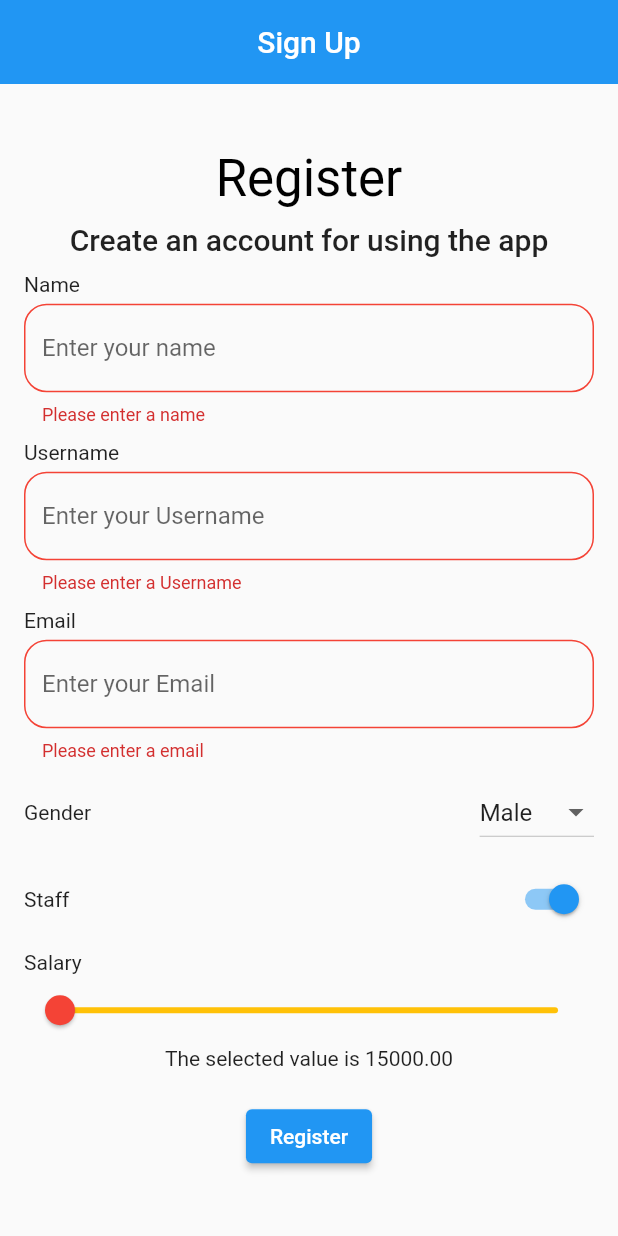
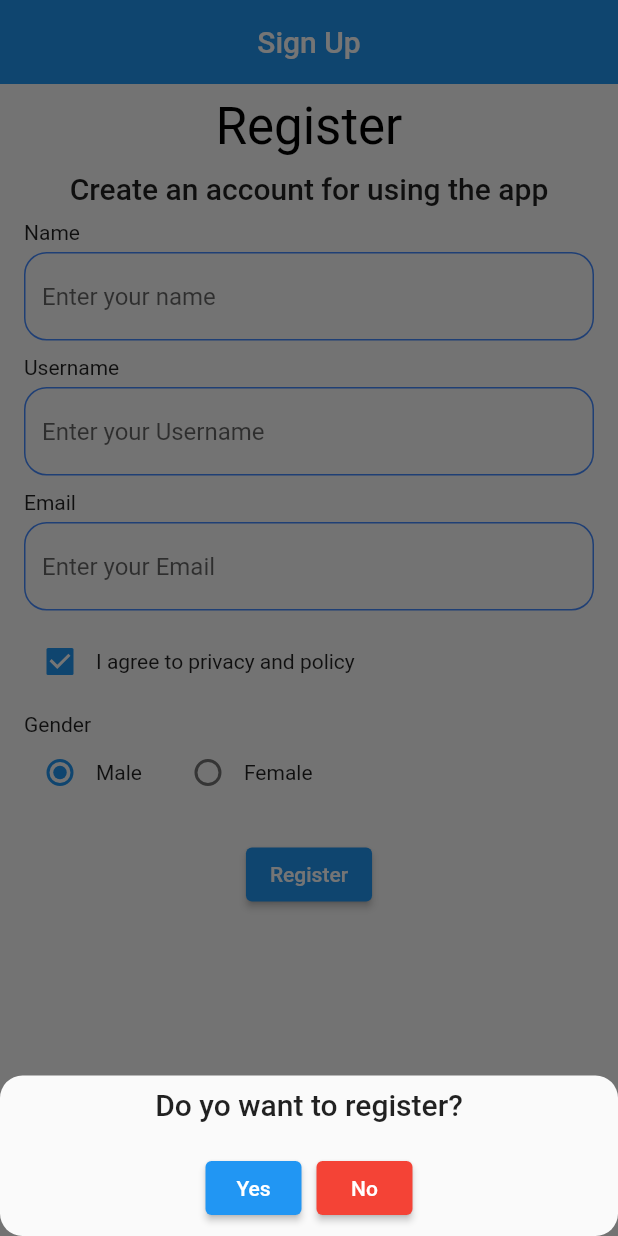
Before and after one commit to IchinoseBinit/form_application, a Flutter app: the screen it shows after launch, after a tap on "Register", on a phone screen of 412 x 824 dp. Run offline on Flutter 3.47's test engine with Material 2 defaults, Android fonts, the phone set to English and light mode, and no system bars.

Commit message:
added bottom sheet radio button and checkboxes

```diff
--- a/lib/screens/register_screen.dart
+++ b/lib/screens/register_screen.dart
@@ -1,6 +1,9 @@
 import 'package:flutter/material.dart';
 import 'package:form_application/constants/constant.dart';
+import 'package:form_application/utils/general_bottom_sheet.dart';
+import 'package:form_application/widgets/general_check_box.dart';
 import 'package:form_application/widgets/general_drop_down.dart';
+import 'package:form_application/widgets/general_radio_button.dart';
 import 'package:form_application/widgets/general_swtich.dart';
 import 'package:form_application/widgets/general_text_field.dart';
 
@@ -13,14 +16,18 @@ class RegisterScreen extends StatelessWidget {
   final usernameController = TextEditingController();
   final emailController = TextEditingController();
   final genderController = TextEditingController();
+  final checkBoxController = TextEditingController();
 
-  changeValue(value) {
+  changeGenderValue(value) {
     genderController.text = value;
+  }
+
+  changeCheckBoxValue(bool value) {
+    checkBoxController.text = value ? "Accepted" : "Not Accepted";
   }
 
   @override
   Widget build(BuildContext context) {
-    // addDropDownValues();
     return Scaffold(
       appBar: AppBar(
         title: const Text("Sign Up"),
@@ -31,6 +38,7 @@ class RegisterScreen extends StatelessWidget {
         padding: basePadding,
         child: Form(
           key: formKey,
+          child: SingleChildScrollView(
             child: Column(
               mainAxisAlignment: MainAxisAlignment.center,
               crossAxisAlignment: CrossAxisAlignment.start,
@@ -83,30 +91,53 @@ class RegisterScreen extends StatelessWidget {
                   validate: (value) =>
                       value!.trim().isEmpty ? "Please enter a email" : null,
                 ),
+                // getSizedBox(10),
+                // Row(
+                //   mainAxisAlignment: MainAxisAlignment.spaceBetween,
+                //   children: [
+                //     const Text("Gender"),
+                //     GeneralDropDown(changeValue),
+                //   ],
+                // ),
+                // getSizedBox(10),
+                // Row(
+                //   mainAxisAlignment: MainAxisAlignment.spaceBetween,
+                //   children: const [
+                //     Text("Staff"),
+                //     GeneralSwitch(),
+                //   ],
+                // ),
+                // getSizedBox(10),
+                // const Text("Salary"),
+                // const CustomSlider(),
                 getSizedBox(10),
                 Row(
-                mainAxisAlignment: MainAxisAlignment.spaceBetween,
                   children: [
-                  const Text("Gender"),
-                  GeneralDropDown(changeValue),
+                    GeneralCheckBox(changeCheckBoxValue),
+                    const Text("I agree to privacy and policy"),
                   ],
                 ),
                 getSizedBox(10),
-              Row(
-                mainAxisAlignment: MainAxisAlignment.spaceBetween,
-                children: const [
-                  Text("Staff"),
-                  GeneralSwitch(),
-                ],
-              ),
-              getSizedBox(10),
-              const Text("Salary"),
-              const CustomSlider(),
+                const Text("Gender"),
+                GeneralRadioButton(changeGenderValue),
                 getSizedBox(20),
                 Center(
                   child: ElevatedButton(
-                  onPressed: () {
-                    if (formKey.currentState!.validate()) {}
+                    onPressed: () async {
+                      // if (formKey.currentState!.validate()) {
+                      final toRegister =
+                          await GeneralBottomSheet().customBottomSheet(context);
+                      if (toRegister != null) {
+                        if (toRegister) {
+                          print("The name is " + nameController.text);
+                          print("The username is " + usernameController.text);
+                          print("The email is " + emailController.text);
+                          print("The gender is " + genderController.text);
+                          print("The privacy policy is " +
+                              checkBoxController.text);
+                        }
+                      }
+                      // }
                     },
                     child: const Text(
                       "Register",
@@ -114,6 +145,7 @@ class RegisterScreen extends StatelessWidget {
                   ),
                 )
               ],
+            ),
           ),
         ),
       ),
--- /dev/null
+++ b/lib/utils/general_bottom_sheet.dart
@@ -0,0 +1,54 @@
+import 'package:flutter/material.dart';
+import 'package:form_application/constants/constant.dart';
+
+class GeneralBottomSheet {
+  customBottomSheet(BuildContext context) async {
+    return await showModalBottomSheet(
+      context: context,
+      isDismissible: false,
+      shape: RoundedRectangleBorder(
+        borderRadius: BorderRadius.circular(15),
+      ),
+      builder: (context) {
+        return Padding(
+          padding: basePadding,
+          child: Column(
+            mainAxisSize: MainAxisSize.min,
+            children: [
+              Text(
+                "Do yo want to register?",
+                style: Theme.of(context).textTheme.headline6,
+              ),
+              const SizedBox(
+                height: 20,
+              ),
+              Row(
+                mainAxisAlignment: MainAxisAlignment.center,
+                children: [
+                  ElevatedButton(
+                    onPressed: () {
+                      Navigator.of(context).pop(true);
+                    },
+                    child: const Text("Yes"),
+                  ),
+                  const SizedBox(
+                    width: 10,
+                  ),
+                  ElevatedButton(
+                    onPressed: () {
+                      Navigator.of(context).pop(false);
+                    },
+                    style: ElevatedButton.styleFrom(
+                      primary: Colors.red,
+                    ),
+                    child: const Text("No"),
+                  ),
+                ],
+              )
+            ],
+          ),
+        );
+      },
+    );
+  }
+}
--- /dev/null
+++ b/lib/widgets/general_check_box.dart
@@ -0,0 +1,34 @@
+import 'package:flutter/material.dart';
+
+class GeneralCheckBox extends StatefulWidget {
+  const GeneralCheckBox(this.function, {Key? key}) : super(key: key);
+
+  final Function(bool) function;
+
+  @override
+  _GeneralCheckBoxState createState() => _GeneralCheckBoxState();
+}
+
+class _GeneralCheckBoxState extends State<GeneralCheckBox> {
+  late bool isAgreed;
+
+  @override
+  void initState() {
+    // TODO: implement initState
+    super.initState();
+    isAgreed = true;
+    widget.function(isAgreed);
+  }
+
+  @override
+  Widget build(BuildContext context) {
+    return Checkbox(
+        value: isAgreed,
+        onChanged: (value) {
+          setState(() {
+            isAgreed = value!;
+          });
+          widget.function(value!);
+        });
+  }
+}
--- a/lib/widgets/general_drop_down.dart
+++ b/lib/widgets/general_drop_down.dart
@@ -1,9 +1,9 @@
 import 'package:flutter/material.dart';
 
 class GeneralDropDown extends StatefulWidget {
-  const GeneralDropDown(this.function, {Key? key}) : super(key: key);
+  const GeneralDropDown(this.method, {Key? key}) : super(key: key);
 
-  final Function(String) function;
+  final Function(String) method;
 
   @override
   State<GeneralDropDown> createState() => _GeneralDropDownState();
@@ -21,12 +21,12 @@ class _GeneralDropDownState extends State<GeneralDropDown> {
     ),
   ];
 
-  late String selectedValue;
+  String? selectedValue;
 
   @override
   void initState() {
     super.initState();
-    selectedValue = "Male";
+    // selectedValue = "Male";
   }
 
   @override
@@ -36,7 +36,7 @@ class _GeneralDropDownState extends State<GeneralDropDown> {
       onChanged: (value) {
         setState(() {
           selectedValue = value!;
-          widget.function(value);
+          widget.method(value);
         });
       },
       hint: const Text("Gender"),
--- /dev/null
+++ b/lib/widgets/general_radio_button.dart
@@ -0,0 +1,48 @@
+import 'package:flutter/material.dart';
+
+class GeneralRadioButton extends StatefulWidget {
+  const GeneralRadioButton(this.function, {Key? key}) : super(key: key);
+
+  final Function(String) function;
+
+  @override
+  _GeneralRadioButtonState createState() => _GeneralRadioButtonState();
+}
+
+class _GeneralRadioButtonState extends State<GeneralRadioButton> {
+  late String genderValue;
+
+  @override
+  void initState() {
+    // TODO: implement initState
+    super.initState();
+    genderValue = "Male";
+    widget.function(genderValue);
+  }
+
+  @override
+  Widget build(BuildContext context) {
+    return Row(
+      children: [
+        getRadio("Male"),
+        const Text("Male"),
+        const SizedBox(width: 20),
+        getRadio("Female"),
+        const Text("Female"),
+      ],
+    );
+  }
+
+  Widget getRadio(String value) {
+    return Radio<String>(
+      value: value,
+      groupValue: genderValue,
+      onChanged: (value) {
+        setState(() {
+          genderValue = value.toString();
+        });
+        widget.function(value!);
+      },
+    );
+  }
+}
```
Lines whose indentation alone changed are shown as unchanged.
